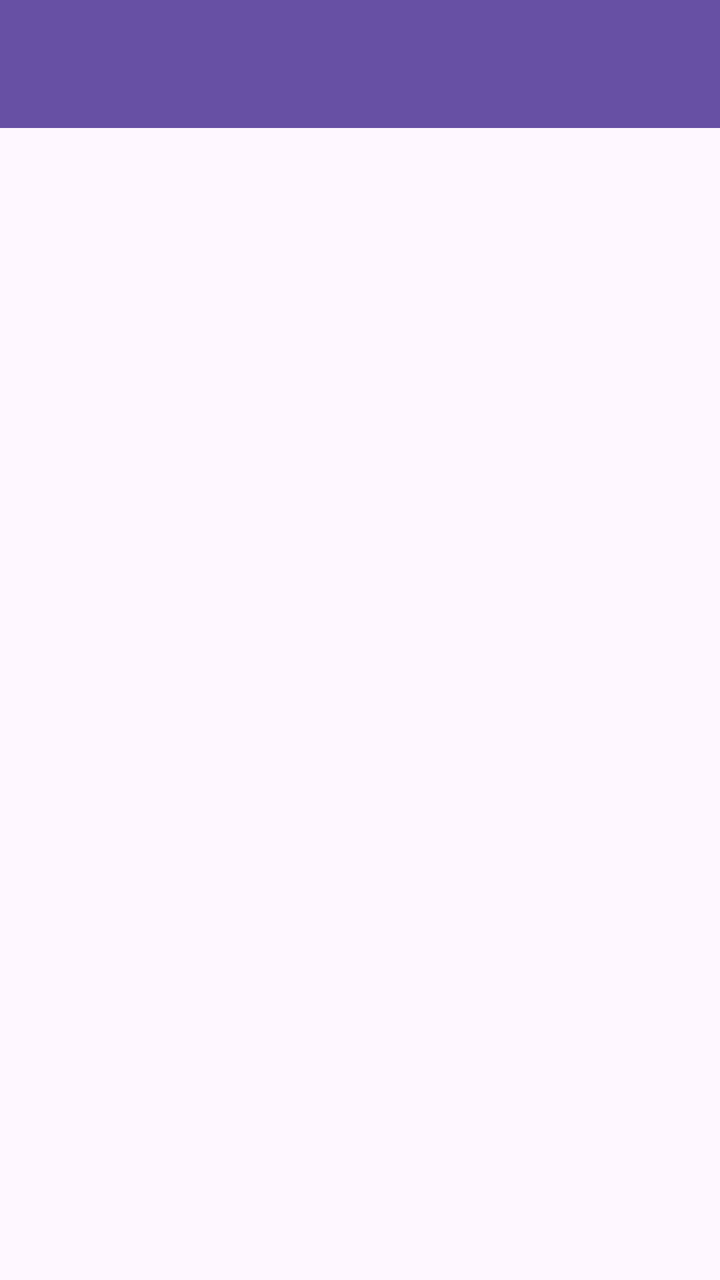
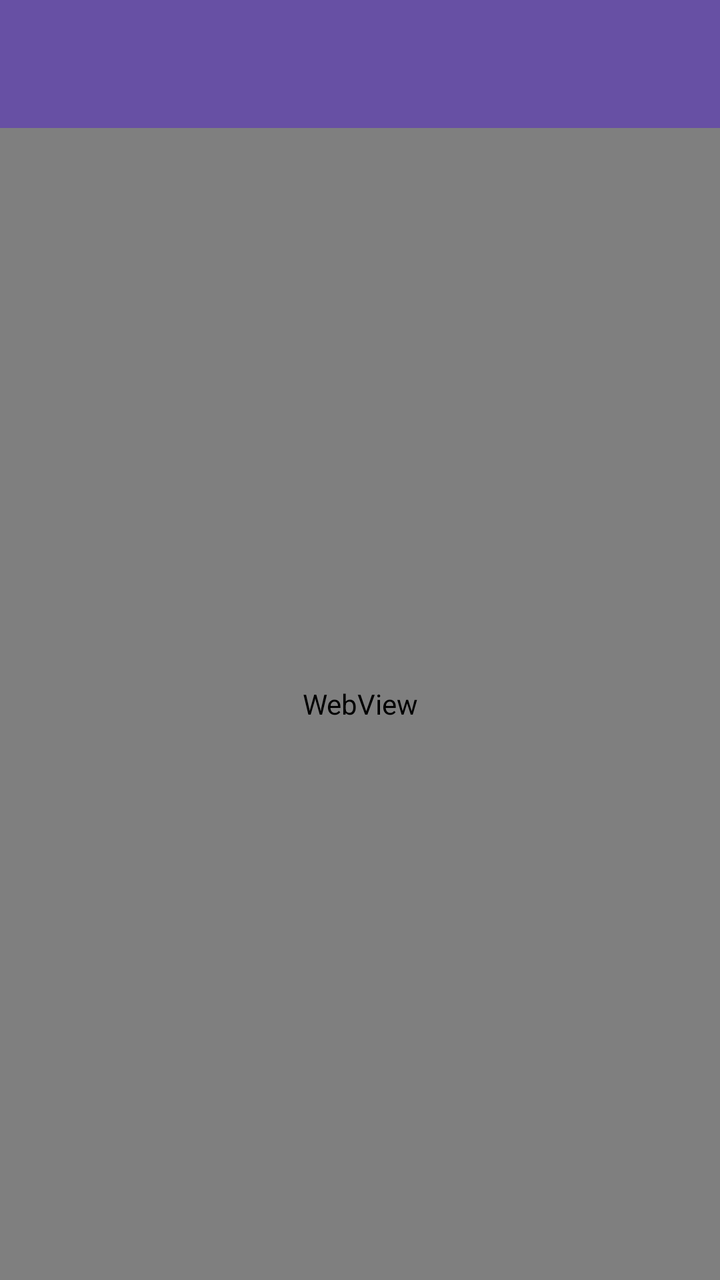

An Android layout rendered at two revisions. The XML below is the earlier revision; the diff shows what the commit changed to produce the second picture.
<!-- AndroidManifest.xml: application theme Theme.MINI -->
<!-- res/layout/activity_markdown_preview.xml -->
<?xml version="1.0" encoding="utf-8"?>
<LinearLayout xmlns:android="http://schemas.android.com/apk/res/android"
    android:layout_width="match_parent"
    android:layout_height="match_parent"
    android:fitsSystemWindows="true"
    android:orientation="vertical">

    <androidx.appcompat.widget.Toolbar
        android:id="@+id/toolbar"
        android:layout_width="match_parent"
        android:layout_height="?attr/actionBarSize"
        android:background="?attr/colorPrimary"
        android:theme="@style/ThemeOverlay.AppCompat.Dark.ActionBar" />

    <ScrollView
        android:layout_width="match_parent"
        android:layout_height="match_parent">

        <TextView
            android:id="@+id/markdown_preview"
            android:layout_width="match_parent"
            android:layout_height="wrap_content"
            android:padding="16dp"
            android:textSize="16sp" />
    </ScrollView>

</LinearLayout>
<!-- resources referenced by this layout -->
<resources>
  <style name="Theme.MINI" parent="Base.Theme.MINI" />
  <style name="Base.Theme.MINI" parent="Theme.Material3.DayNight.NoActionBar">
          
          
      </style>
</resources>

<!-- the commit's change to res/layout/activity_markdown_preview.xml (unified diff, before → after) -->
@@ -12,16 +12,9 @@
         android:background="?attr/colorPrimary"
         android:theme="@style/ThemeOverlay.AppCompat.Dark.ActionBar" />
 
-    <ScrollView
+    <WebView
+        android:id="@+id/markdown_preview"
         android:layout_width="match_parent"
-        android:layout_height="match_parent">
-
-        <TextView
-            android:id="@+id/markdown_preview"
-            android:layout_width="match_parent"
-            android:layout_height="wrap_content"
-            android:padding="16dp"
-            android:textSize="16sp" />
-    </ScrollView>
+        android:layout_height="match_parent" />
 
 </LinearLayout>
